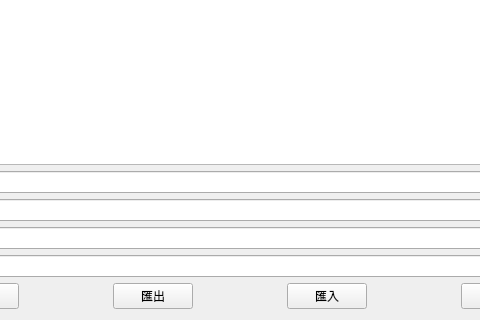
Before: the Qt Designer form mywidget.ui in CAI-JIADA/contactbook, drawn with Qt 5; both pictures show x 160 to 640 and y 280 to 600 of the 800 by 600 pixel window.
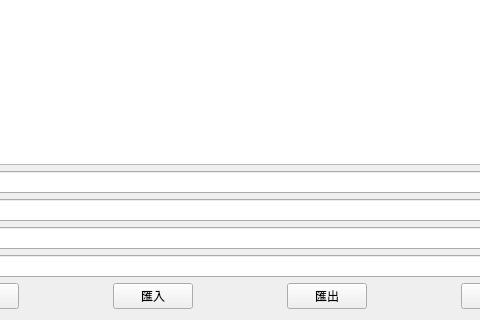
After: the same form once the commit is applied.

```diff
--- a/mywidget.ui
+++ b/mywidget.ui
@@ -97,9 +97,9 @@
       </spacer>
      </item>
      <item>
-      <widget class="QPushButton" name="pushButton_2">
+      <widget class="QPushButton" name="pushButton_3">
        <property name="text">
-        <string>匯出</string>
+        <string>匯入</string>
        </property>
       </widget>
      </item>
@@ -117,9 +117,9 @@
       </spacer>
      </item>
      <item>
-      <widget class="QPushButton" name="pushButton_3">
+      <widget class="QPushButton" name="pushButton_2">
        <property name="text">
-        <string>匯入</string>
+        <string>匯出</string>
        </property>
       </widget>
      </item>
```
Left out of the diff: 4 changed lines with no effect on the pictures.
